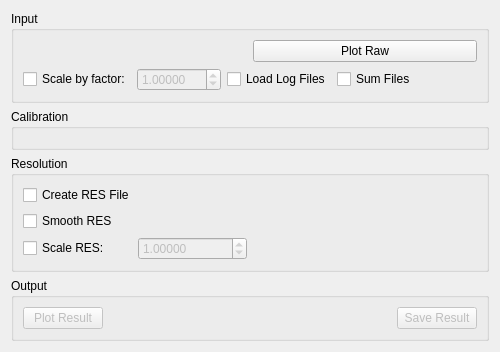
Above: qt/scientific_interfaces/Indirect/ISISCalibration.ui from mantidproject/mantid before the change. Below: the same form after it.
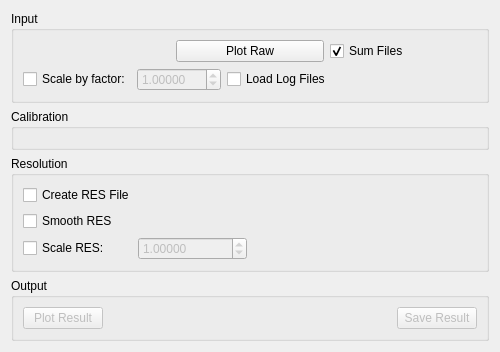
That is the form after the change. Custom widgets are drawn as their Qt base class.

Commit message: move sum files box, tidy up re #22432

What changed in the file:
```diff
--- a/qt/scientific_interfaces/Indirect/ISISCalibration.ui
+++ b/qt/scientific_interfaces/Indirect/ISISCalibration.ui
@@ -62,6 +62,16 @@
           </property>
          </widget>
         </item>
+        <item>
+         <widget class="QCheckBox" name="ckSumFiles">
+          <property name="text">
+           <string>Sum Files</string>
+          </property>
+          <property name="checked">
+           <bool>true</bool>
+          </property>
+         </widget>
+        </item>
        </layout>
       </item>
       <item>
@@ -102,13 +112,6 @@
           </property>
          </widget>
         </item>
-        <item>
-         <widget class="QCheckBox" name="ckSumFiles">
-          <property name="text">
-           <string>Sum Files</string>
-          </property>
-         </widget>
-        </item>
         <item>
          <spacer name="horizontalSpacer_2">
           <property name="orientation">
```
The commit also changes 1 other file.
